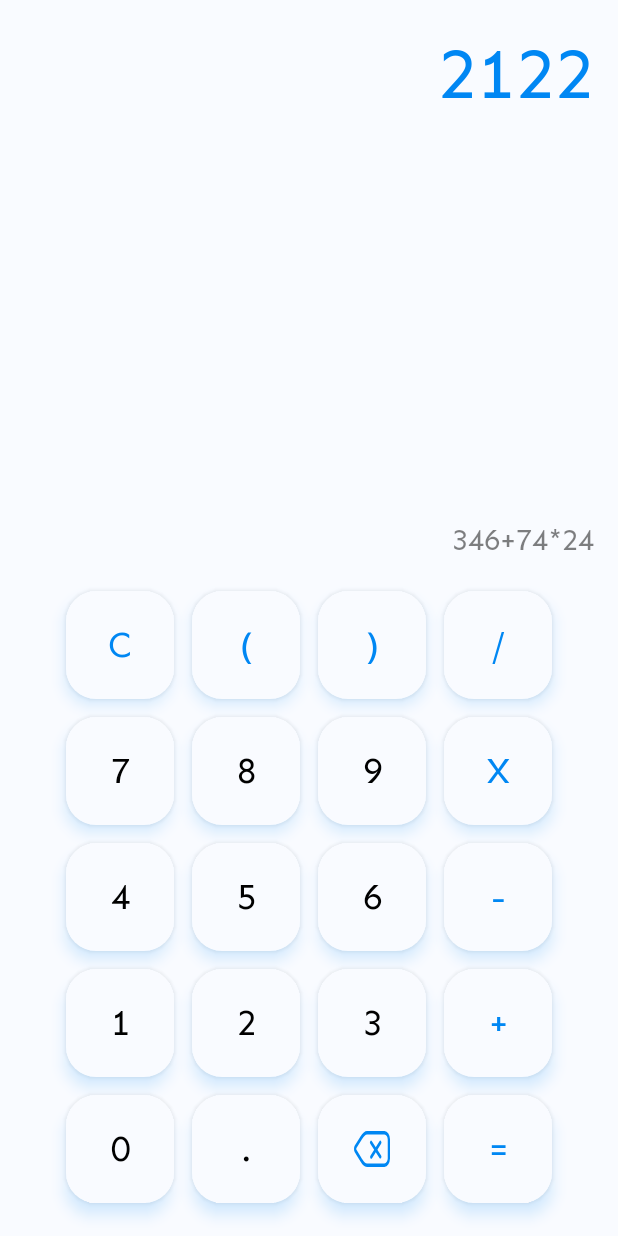
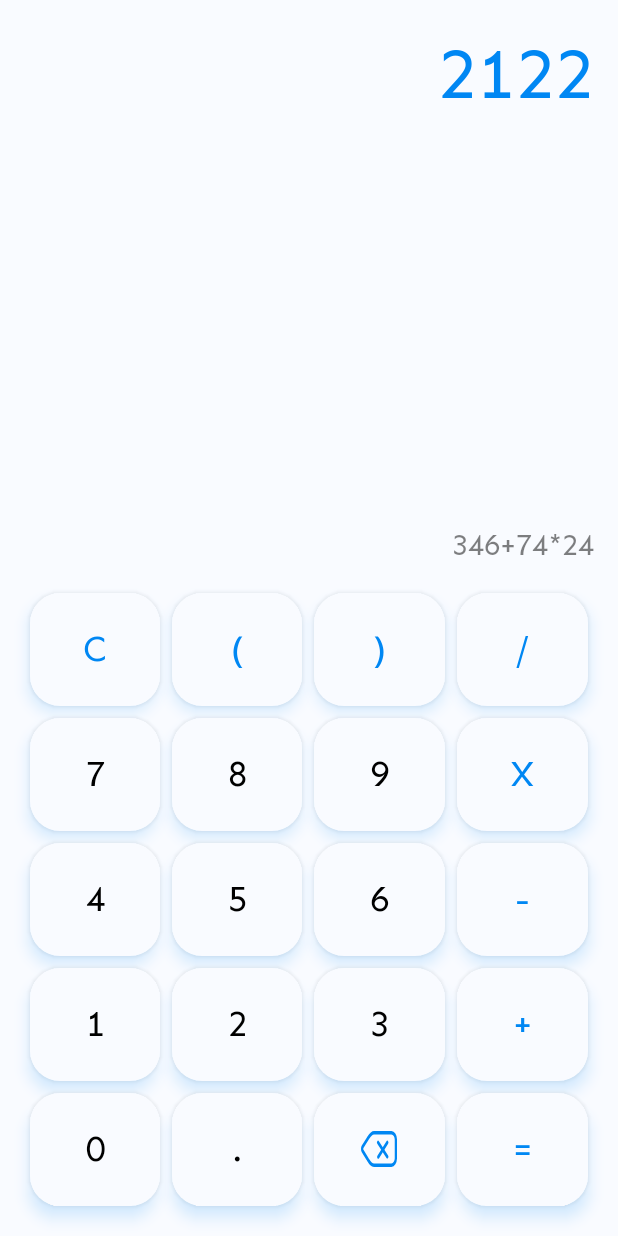
Before and after one commit to abdosharaf9/Calculator, an Android app: the layout activity_main.xml on its own in the app's theme, with its tools: preview values and no code run, on a phone screen of 412 x 824 dp. Run offline under Robolectric (Android 15) with nearby library versions, the phone set to English and light mode, and no system bars.

Commit message:
Update UI 2

```diff
--- a/app/src/main/res/layout/activity_main.xml
+++ b/app/src/main/res/layout/activity_main.xml
@@ -31,27 +31,27 @@
             android:layout_height="wrap_content"
             android:layout_marginTop="20dp"
             android:fontFamily="@font/sen_regular"
+            android:gravity="end"
             android:textColor="@color/mainTextColor"
-            android:gravity="end"
-            app:layout_constraintVertical_bias="0.0"
+            android:textSize="@dimen/resultTextSize"
             app:layout_constraintBottom_toTopOf="@id/tvEquation"
-            android:textSize="@dimen/resultTextSize"
             app:layout_constraintEnd_toStartOf="@+id/guideline2"
             app:layout_constraintHorizontal_bias="1.0"
             app:layout_constraintStart_toStartOf="@+id/guideline"
             app:layout_constraintTop_toTopOf="parent"
+            app:layout_constraintVertical_bias="0.0"
             tools:text="2122" />
 
         <TextView
             android:id="@+id/tvEquation"
             android:layout_width="0dp"
             android:layout_height="wrap_content"
+            android:layout_marginBottom="16dp"
             android:fontFamily="@font/sen_regular"
+            android:gravity="end"
+            android:maxLength="120"
             android:textColor="@color/SecondaryTextColor"
             android:textSize="@dimen/equationTextSize"
-            android:gravity="end"
-            android:maxLength="120"
-            android:layout_marginBottom="16dp"
             app:layout_constraintBottom_toTopOf="@id/buttons"
             app:layout_constraintEnd_toStartOf="@+id/guideline2"
             app:layout_constraintHorizontal_bias="1.0"
@@ -63,9 +63,9 @@
             android:id="@+id/buttons"
             android:layout_width="0dp"
             android:layout_height="wrap_content"
+            android:layout_marginBottom="16dp"
+            android:clipChildren="false"
             android:clipToPadding="false"
-            android:clipChildren="false"
-            android:layout_marginBottom="16dp"
             android:orientation="vertical"
             app:layout_constraintBottom_toBottomOf="parent"
             app:layout_constraintEnd_toEndOf="@id/guideline2"
@@ -74,8 +74,8 @@
             <LinearLayout
                 android:layout_width="match_parent"
                 android:layout_height="wrap_content"
+                android:clipToPadding="false"
                 android:gravity="center"
-                android:clipToPadding="false"
                 android:orientation="horizontal">
 
                 <com.google.android.material.button.MaterialButton
@@ -107,8 +107,8 @@
             <LinearLayout
                 android:layout_width="match_parent"
                 android:layout_height="wrap_content"
+                android:clipToPadding="false"
                 android:gravity="center"
-                android:clipToPadding="false"
                 android:orientation="horizontal">
 
                 <com.google.android.material.button.MaterialButton
@@ -140,8 +140,8 @@
             <LinearLayout
                 android:layout_width="match_parent"
                 android:layout_height="wrap_content"
+                android:clipToPadding="false"
                 android:gravity="center"
-                android:clipToPadding="false"
                 android:orientation="horizontal">
 
                 <com.google.android.material.button.MaterialButton
@@ -173,8 +173,8 @@
             <LinearLayout
                 android:layout_width="match_parent"
                 android:layout_height="wrap_content"
+                android:clipToPadding="false"
                 android:gravity="center"
-                android:clipToPadding="false"
                 android:orientation="horizontal">
 
                 <com.google.android.material.button.MaterialButton
@@ -206,8 +206,8 @@
             <LinearLayout
                 android:layout_width="match_parent"
                 android:layout_height="wrap_content"
+                android:clipToPadding="false"
                 android:gravity="center"
-                android:clipToPadding="false"
                 android:orientation="horizontal">
 
                 <com.google.android.material.button.MaterialButton
@@ -226,10 +226,10 @@
                     android:id="@+id/buttonDel"
                     style="@style/operatorButton"
                     android:contentDescription="@string/del"
+                    android:onClick="onDeleteClicked"
                     app:icon="@drawable/del_icon"
                     app:iconGravity="textStart"
                     app:iconPadding="0dp"
-                    android:onClick="onDeleteClicked"
                     app:iconTint="@color/mainColor" />
 
                 <com.google.android.material.button.MaterialButton
--- a/app/src/main/res/values/styles.xml
+++ b/app/src/main/res/values/styles.xml
@@ -2,10 +2,11 @@
 <resources>
 
     <style name="button" parent="Widget.MaterialComponents.ExtendedFloatingActionButton">
-        <item name="android:layout_width">72dp</item>
-        <item name="android:layout_height">72dp</item>
-        <item name="android:layout_margin">6dp</item>
+        <item name="android:layout_width">75dp</item>
+        <item name="android:layout_height">75dp</item>
+        <item name="android:layout_margin">4dp</item>
         <item name="android:fontFamily">@font/sen_regular</item>
+        <item name="android:layout_weight">1</item>
         <item name="cornerRadius">20dp</item>
         <item name="android:clipToPadding">false</item>
         <item name="android:clipChildren">false</item>
```
